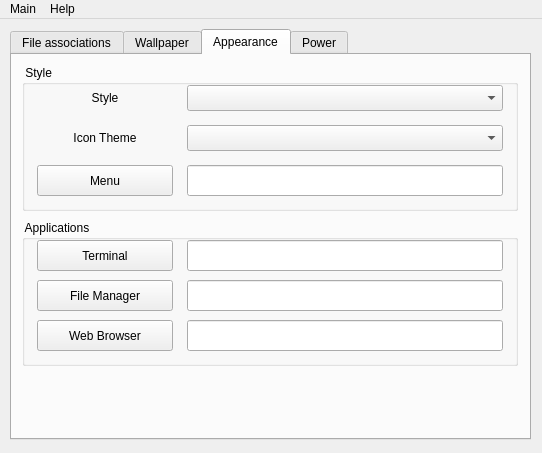
fluxer/bfp, file src/qsettings/qsettings.ui: the form before one commit.
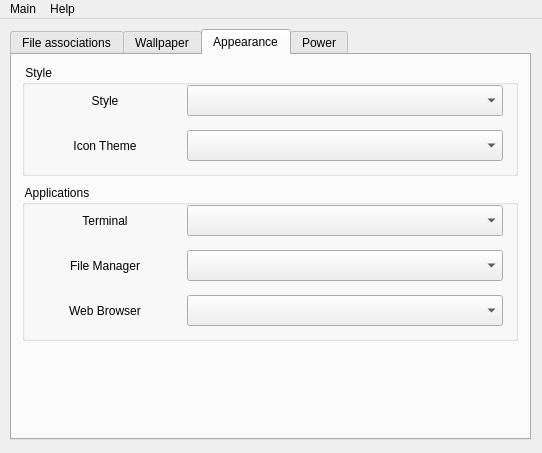
The form after the commit. The open tabs and pages were chosen to show the change. Icons and pictures are not drawn.

Diff of the .ui file:
```diff
--- a/src/qsettings/qsettings.ui
+++ b/src/qsettings/qsettings.ui
@@ -220,49 +220,19 @@
         <x>10</x>
         <y>10</y>
         <width>496</width>
-        <height>146</height>
+        <height>111</height>
        </rect>
       </property>
       <property name="title">
        <string> Style </string>
       </property>
-      <widget class="QLineEdit" name="MenuEdit">
-       <property name="geometry">
-        <rect>
-         <x>165</x>
-         <y>100</y>
-         <width>316</width>
-         <height>31</height>
-        </rect>
-       </property>
-       <property name="readOnly">
-        <bool>true</bool>
-       </property>
-      </widget>
-      <widget class="QPushButton" name="MenuButton">
-       <property name="geometry">
-        <rect>
-         <x>15</x>
-         <y>100</y>
-         <width>136</width>
-         <height>31</height>
-        </rect>
-       </property>
-       <property name="text">
-        <string>Menu</string>
-       </property>
-       <property name="icon">
-        <iconset resource="../qresources/libqresources.qrc">
-         <normaloff>:/share/qresources/resources/system-run.svg</normaloff>:/share/qresources/resources/system-run.svg</iconset>
-       </property>
-      </widget>
       <widget class="QComboBox" name="StyleBox">
        <property name="geometry">
         <rect>
          <x>165</x>
          <y>20</y>
          <width>316</width>
-         <height>26</height>
+         <height>31</height>
         </rect>
        </property>
        <item>
@@ -275,9 +245,9 @@
        <property name="geometry">
         <rect>
          <x>165</x>
-         <y>60</y>
+         <y>65</y>
          <width>316</width>
-         <height>26</height>
+         <height>31</height>
         </rect>
        </property>
        <item>
@@ -292,7 +262,7 @@
          <x>15</x>
          <y>20</y>
          <width>136</width>
-         <height>26</height>
+         <height>31</height>
         </rect>
        </property>
        <property name="text">
@@ -306,9 +276,9 @@
        <property name="geometry">
         <rect>
          <x>15</x>
-         <y>60</y>
+         <y>65</y>
          <width>136</width>
-         <height>26</height>
+         <height>31</height>
         </rect>
        </property>
        <property name="layoutDirection">
@@ -326,15 +296,45 @@
       <property name="geometry">
        <rect>
         <x>10</x>
-        <y>165</y>
+        <y>130</y>
         <width>496</width>
-        <height>146</height>
+        <height>156</height>
        </rect>
       </property>
       <property name="title">
        <string> Applications </string>
       </property>
-      <widget class="QPushButton" name="TerminalButton">
+      <widget class="QComboBox" name="TerminalBox">
+       <property name="geometry">
+        <rect>
+         <x>165</x>
+         <y>20</y>
+         <width>316</width>
+         <height>31</height>
+        </rect>
+       </property>
+      </widget>
+      <widget class="QComboBox" name="WebBrowserBox">
+       <property name="geometry">
+        <rect>
+         <x>165</x>
+         <y>110</y>
+         <width>316</width>
+         <height>31</height>
+        </rect>
+       </property>
+      </widget>
+      <widget class="QComboBox" name="FileManagerBox">
+       <property name="geometry">
+        <rect>
+         <x>165</x>
+         <y>65</y>
+         <width>316</width>
+         <height>31</height>
+        </rect>
+       </property>
+      </widget>
+      <widget class="QLabel" name="label_9">
        <property name="geometry">
         <rect>
          <x>15</x>
@@ -346,82 +346,46 @@
        <property name="text">
         <string>Terminal</string>
        </property>
-       <property name="icon">
-        <iconset resource="../qresources/libqresources.qrc">
-         <normaloff>:/share/qresources/resources/utilities-terminal.svg</normaloff>:/share/qresources/resources/utilities-terminal.svg</iconset>
+       <property name="alignment">
+        <set>Qt::AlignCenter</set>
        </property>
       </widget>
-      <widget class="QPushButton" name="FileManagerButton">
+      <widget class="QLabel" name="label_12">
        <property name="geometry">
         <rect>
          <x>15</x>
-         <y>60</y>
+         <y>65</y>
          <width>136</width>
          <height>31</height>
         </rect>
        </property>
+       <property name="layoutDirection">
+        <enum>Qt::LeftToRight</enum>
+       </property>
        <property name="text">
         <string>File Manager</string>
        </property>
-       <property name="icon">
-        <iconset resource="../qresources/libqresources.qrc">
-         <normaloff>:/share/qresources/resources/file-manager.svg</normaloff>:/share/qresources/resources/file-manager.svg</iconset>
+       <property name="alignment">
+        <set>Qt::AlignCenter</set>
        </property>
       </widget>
-      <widget class="QLineEdit" name="FileManagerEdit">
-       <property name="geometry">
-        <rect>
-         <x>165</x>
-         <y>60</y>
-         <width>316</width>
-         <height>31</height>
-        </rect>
-       </property>
-       <property name="readOnly">
-        <bool>true</bool>
-       </property>
-      </widget>
-      <widget class="QPushButton" name="WebBrowserButton">
+      <widget class="QLabel" name="label_13">
        <property name="geometry">
         <rect>
          <x>15</x>
-         <y>100</y>
+         <y>110</y>
          <width>136</width>
          <height>31</height>
         </rect>
        </property>
+       <property name="layoutDirection">
+        <enum>Qt::LeftToRight</enum>
+       </property>
        <property name="text">
         <string>Web Browser</string>
        </property>
-       <property name="icon">
-        <iconset resource="../qresources/libqresources.qrc">
-         <normaloff>:/share/qresources/resources/web-browser.svg</normaloff>:/share/qresources/resources/web-browser.svg</iconset>
-       </property>
-      </widget>
-      <widget class="QLineEdit" name="TerminalEdit">
-       <property name="geometry">
-        <rect>
-         <x>165</x>
-         <y>20</y>
-         <width>316</width>
-         <height>31</height>
-        </rect>
-       </property>
-       <property name="readOnly">
-        <bool>true</bool>
-       </property>
-      </widget>
-      <widget class="QLineEdit" name="WebBrowserEdit">
-       <property name="geometry">
-        <rect>
-         <x>165</x>
-         <y>100</y>
-         <width>316</width>
-         <height>31</height>
-        </rect>
-       </property>
-       <property name="readOnly">
-        <bool>true</bool>
+       <property name="alignment">
+        <set>Qt::AlignCenter</set>
        </property>
       </widget>
      </widget>
```
Left out of the diff: 4 changed lines with no effect on the pictures.
